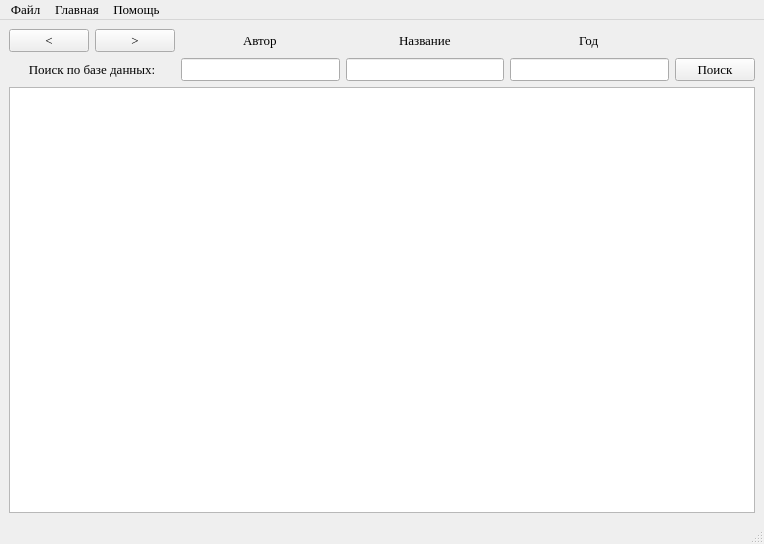
The window that main_window.ui (StartsevEgor/Library) describes before a commit, drawn with Qt 5.
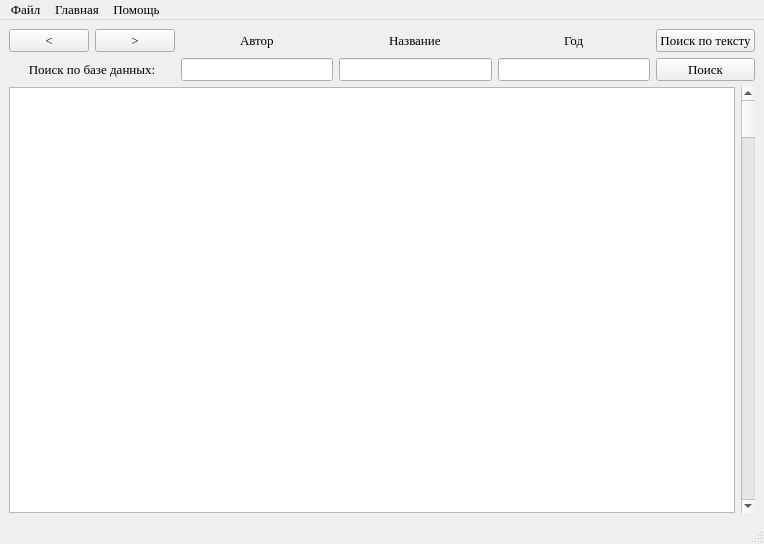
The same window after the commit.

Diff of the .ui file:
```diff
--- a/main_window.ui
+++ b/main_window.ui
@@ -186,6 +186,13 @@
       <item row="1" column="4">
        <widget class="QLineEdit" name="yearEdit"/>
       </item>
+      <item row="0" column="5">
+       <widget class="QPushButton" name="pushButton">
+        <property name="text">
+         <string>Поиск по тексту</string>
+        </property>
+       </widget>
+      </item>
      </layout>
     </item>
     <item row="1" column="0">
@@ -200,6 +207,16 @@
         </property>
        </layout>
       </item>
+      <item row="0" column="1">
+       <widget class="QTableView" name="tableView"/>
+      </item>
+      <item row="0" column="2">
+       <widget class="QScrollBar" name="verticalScrollBar">
+        <property name="orientation">
+         <enum>Qt::Vertical</enum>
+        </property>
+       </widget>
+      </item>
      </layout>
     </item>
    </layout>
```
Left out of the diff: 10 changed lines with no effect on the pictures.
